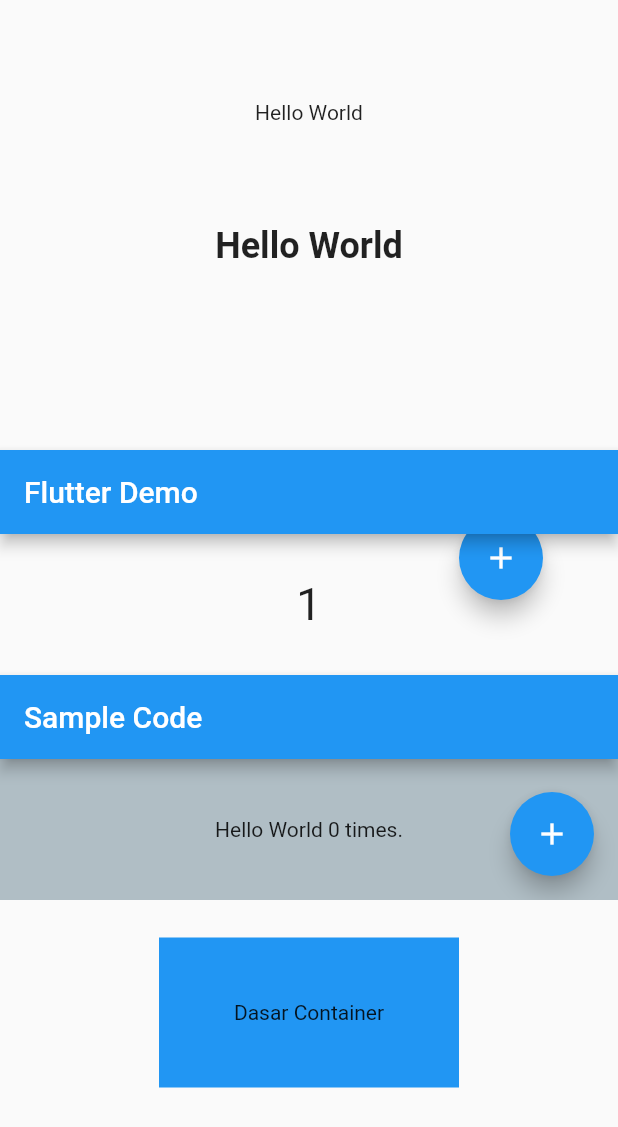
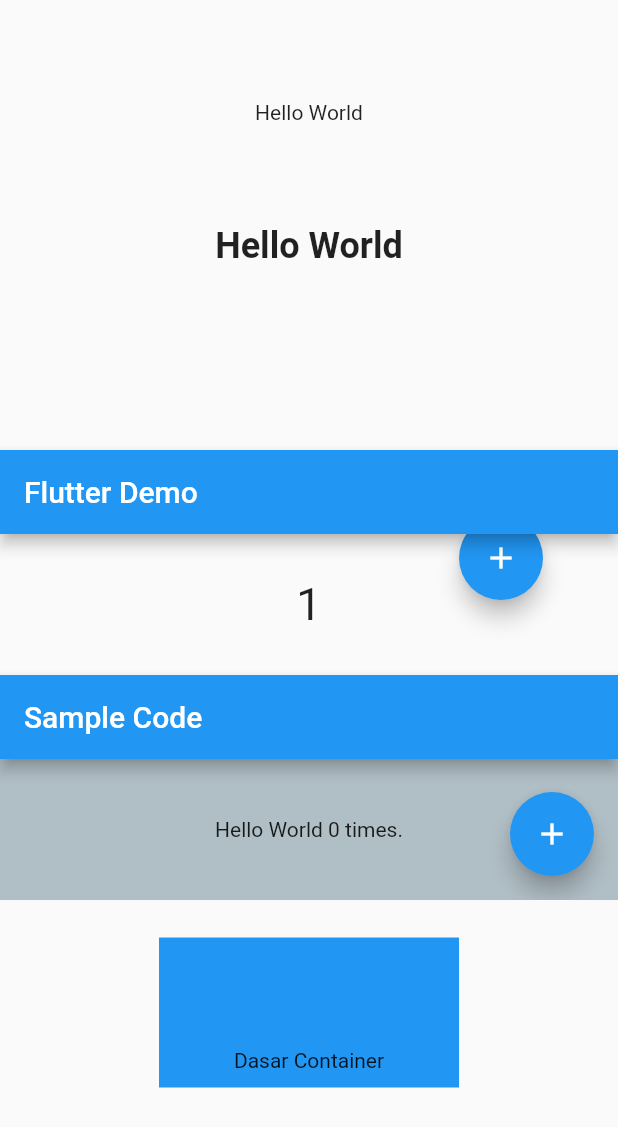
Before and after one commit to ahmaduunnail/flutter-widget, a Flutter app: the screen it shows after launch, on a phone screen of 412 x 824 dp. Shown: the top 1127 px of the screen. Run offline on Flutter 3.47's test engine with Material 2 defaults, Android fonts, the phone set to English and light mode, and no system bars.

Commit message:
ContainerAligment

```diff
--- a/lib/ContainerWidget.dart
+++ b/lib/ContainerWidget.dart
@@ -8,7 +8,8 @@ class ContainerWidget extends StatelessWidget {
       home: Scaffold(
         body: Center(
           child: Container(
-            child: Center(child: Text("Dasar Container")),
+            alignment: Alignment.bottomCenter,
+            child: Text("Dasar Container"),
             color: Colors.blue,
             width: 200,
             height: 100,
```
